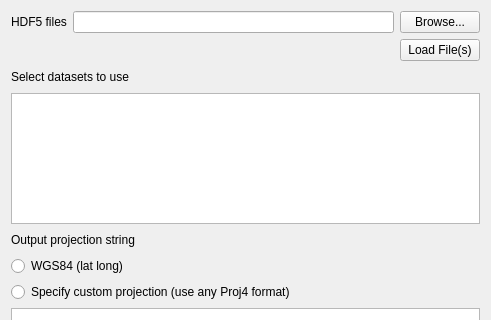
ricardogsilva/LSASAF-georeferencer, file Ui_HDF5Georeferencer.ui: the form before one commit; both pictures show x 0 to 491 and y 0 to 320 of the 491 by 569 pixel window.
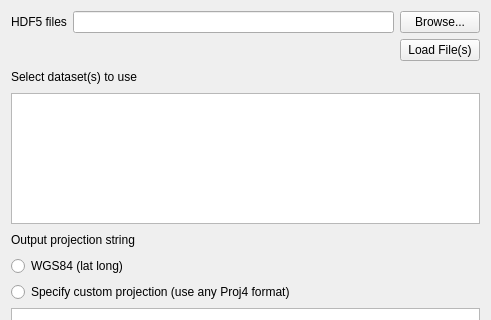
The form after the commit.

Commit message: Added QMessageBox. Added some items to the TODO list.

Diff of the .ui file:
```diff
--- a/Ui_HDF5Georeferencer.ui
+++ b/Ui_HDF5Georeferencer.ui
@@ -67,7 +67,7 @@
      <item>
       <widget class="QLabel" name="label_2">
        <property name="text">
-        <string>Select datasets to use</string>
+        <string>Select dataset(s) to use</string>
        </property>
       </widget>
      </item>
```
The commit also changes 1 other file.
